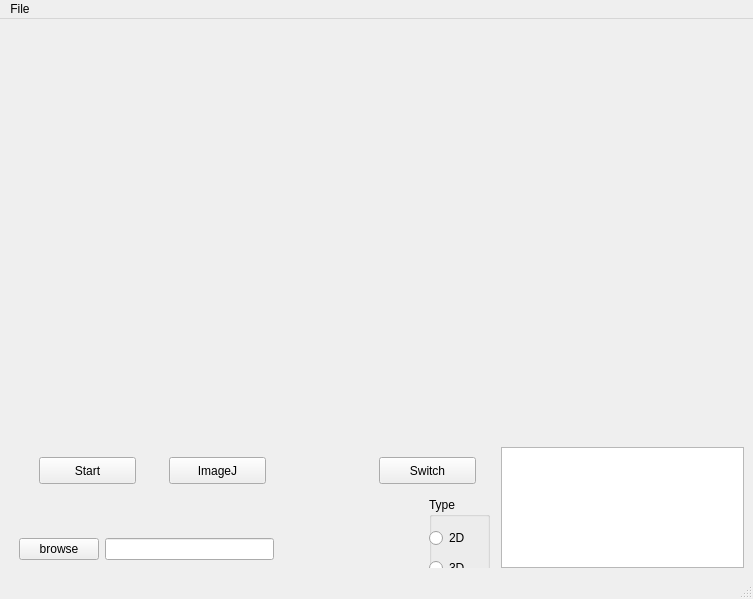
First picture: the form in front_window.ui, repository bernardokyotoku/oct, before the edit.
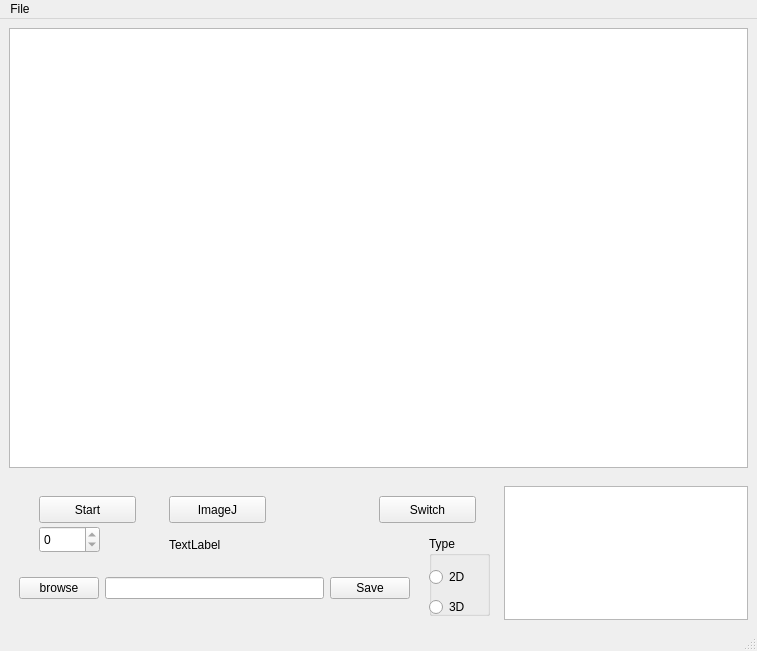
Second picture: the form after the edit.

Commit message: added a bunch of functions

What changed in the file:
```diff
--- a/front_window.ui
+++ b/front_window.ui
@@ -6,8 +6,8 @@
    <rect>
     <x>0</x>
     <y>0</y>
-    <width>753</width>
-    <height>599</height>
+    <width>757</width>
+    <height>651</height>
    </rect>
   </property>
   <property name="windowTitle">
@@ -46,7 +46,7 @@
         <widget class="QWidget" name="widget_4" native="true">
          <property name="sizePolicy">
           <sizepolicy hsizetype="Preferred" vsizetype="Preferred">
-           <horstretch>0</horstretch>
+           <horstretch>1</horstretch>
            <verstretch>3</verstretch>
           </sizepolicy>
          </property>
@@ -58,26 +58,15 @@
            <number>9</number>
           </property>
           <item>
-           <widget class="QWidget" name="tomography" native="true">
+           <widget class="QGraphicsView" name="tomography">
             <property name="sizePolicy">
-             <sizepolicy hsizetype="Preferred" vsizetype="Preferred">
+             <sizepolicy hsizetype="Expanding" vsizetype="Expanding">
               <horstretch>4</horstretch>
               <verstretch>0</verstretch>
              </sizepolicy>
             </property>
            </widget>
           </item>
-          <item>
-           <widget class="QWidget" name="widget_3" native="true">
-            <property name="sizePolicy">
-             <sizepolicy hsizetype="Preferred" vsizetype="Preferred">
-              <horstretch>1</horstretch>
-              <verstretch>0</verstretch>
-             </sizepolicy>
-            </property>
-            <layout class="QVBoxLayout" name="verticalLayout_2"/>
-           </widget>
-          </item>
          </layout>
         </widget>
        </item>
@@ -186,7 +175,7 @@
                  <rect>
                   <x>10</x>
                   <y>80</y>
-                  <width>255</width>
+                  <width>391</width>
                   <height>45</height>
                  </rect>
                 </property>
@@ -201,6 +190,13 @@
                  <item>
                   <widget class="QLineEdit" name="lineEdit"/>
                  </item>
+                 <item>
+                  <widget class="QPushButton" name="save_button">
+                   <property name="text">
+                    <string>Save</string>
+                   </property>
+                  </widget>
+                 </item>
                 </layout>
                </widget>
                <widget class="QPushButton" name="imagej">
@@ -216,6 +212,38 @@
                  <string>ImageJ</string>
                 </property>
                </widget>
+               <widget class="QSpinBox" name="select_image">
+                <property name="geometry">
+                 <rect>
+                  <x>30</x>
+                  <y>40</y>
+                  <width>61</width>
+                  <height>27</height>
+                 </rect>
+                </property>
+                <property name="minimum">
+                 <number>0</number>
+                </property>
+                <property name="maximum">
+                 <number>0</number>
+                </property>
+                <property name="value">
+                 <number>0</number>
+                </property>
+               </widget>
+               <widget class="QLabel" name="label">
+                <property name="geometry">
+                 <rect>
+                  <x>160</x>
+                  <y>50</y>
+                  <width>67</width>
+                  <height>17</height>
+                 </rect>
+                </property>
+                <property name="text">
+                 <string>TextLabel</string>
+                </property>
+               </widget>
               </widget>
              </item>
              <item>
@@ -247,7 +275,7 @@
     <rect>
      <x>0</x>
      <y>0</y>
-     <width>753</width>
+     <width>757</width>
      <height>25</height>
     </rect>
    </property>
```
Left out of the diff: 9 changed lines with no effect on the pictures. The commit also changes 1 other file.
